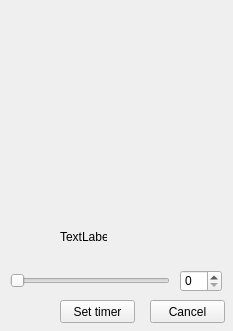
Qt form mainwindow.ui (Granddave/Stretch-timer) before a commit.
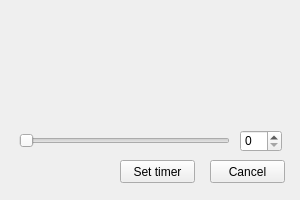
The same form after that commit.

```diff
--- a/mainwindow.ui
+++ b/mainwindow.ui
@@ -2,14 +2,23 @@
 <ui version="4.0">
  <class>MainWindow</class>
  <widget class="QMainWindow" name="MainWindow">
+  <property name="enabled">
+   <bool>true</bool>
+  </property>
   <property name="geometry">
    <rect>
     <x>0</x>
     <y>0</y>
-    <width>233</width>
-    <height>331</height>
+    <width>300</width>
+    <height>200</height>
    </rect>
   </property>
+  <property name="sizePolicy">
+   <sizepolicy hsizetype="Fixed" vsizetype="Fixed">
+    <horstretch>0</horstretch>
+    <verstretch>0</verstretch>
+   </sizepolicy>
+  </property>
   <property name="windowTitle">
    <string>MainWindow</string>
   </property>
@@ -23,8 +32,8 @@
    <widget class="QPushButton" name="button_Cancel">
     <property name="geometry">
      <rect>
-      <x>150</x>
-      <y>300</y>
+      <x>210</x>
+      <y>160</y>
       <width>75</width>
       <height>23</height>
      </rect>
@@ -36,9 +45,9 @@
    <widget class="QSlider" name="slider_interval">
     <property name="geometry">
      <rect>
-      <x>10</x>
-      <y>270</y>
-      <width>160</width>
+      <x>19</x>
+      <y>130</y>
+      <width>211</width>
       <height>22</height>
      </rect>
     </property>
@@ -55,8 +64,8 @@
    <widget class="QSpinBox" name="spinBox_Interval">
     <property name="geometry">
      <rect>
-      <x>180</x>
-      <y>270</y>
+      <x>240</x>
+      <y>130</y>
       <width>42</width>
       <height>22</height>
      </rect>
@@ -65,8 +74,8 @@
    <widget class="QPushButton" name="button_setTimer">
     <property name="geometry">
      <rect>
-      <x>60</x>
-      <y>300</y>
+      <x>120</x>
+      <y>160</y>
       <width>75</width>
       <height>23</height>
      </rect>
@@ -75,19 +84,6 @@
      <string>Set timer</string>
     </property>
    </widget>
-   <widget class="QLabel" name="label_timeLeft">
-    <property name="geometry">
-     <rect>
-      <x>60</x>
-      <y>230</y>
-      <width>47</width>
-      <height>13</height>
-     </rect>
-    </property>
-    <property name="text">
-     <string>TextLabel</string>
-    </property>
-   </widget>
   </widget>
  </widget>
  <layoutdefault spacing="6" margin="11"/>
```
